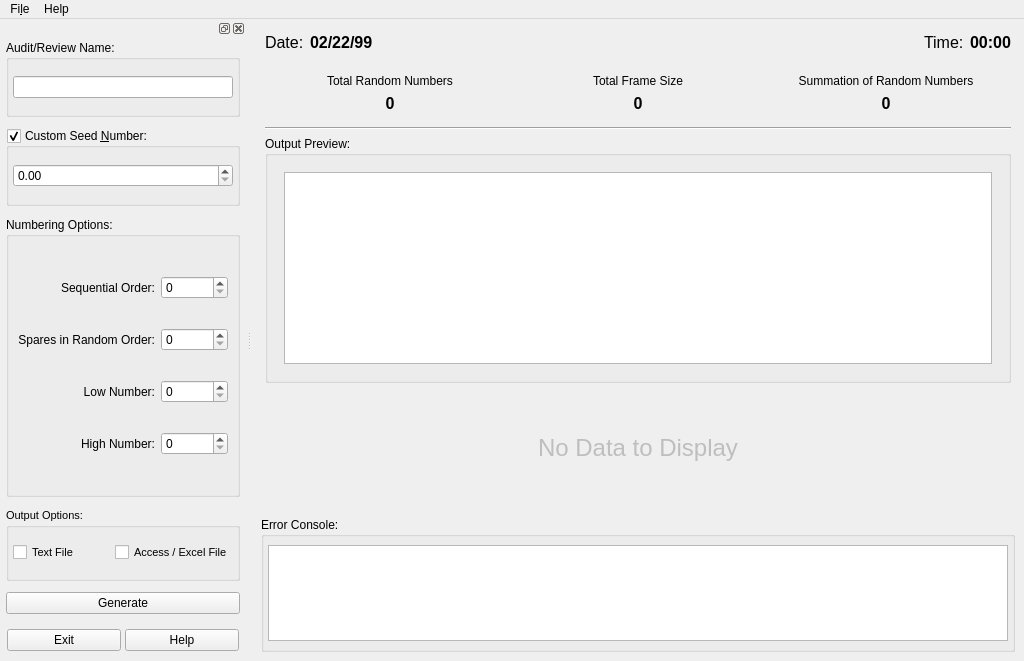
Old version of the form products/RAT-STATS/rstats_modules/SingleStageRandomNumbers/src/UIRStatsSSRN.ui in the repository cbtek/RStats2017.
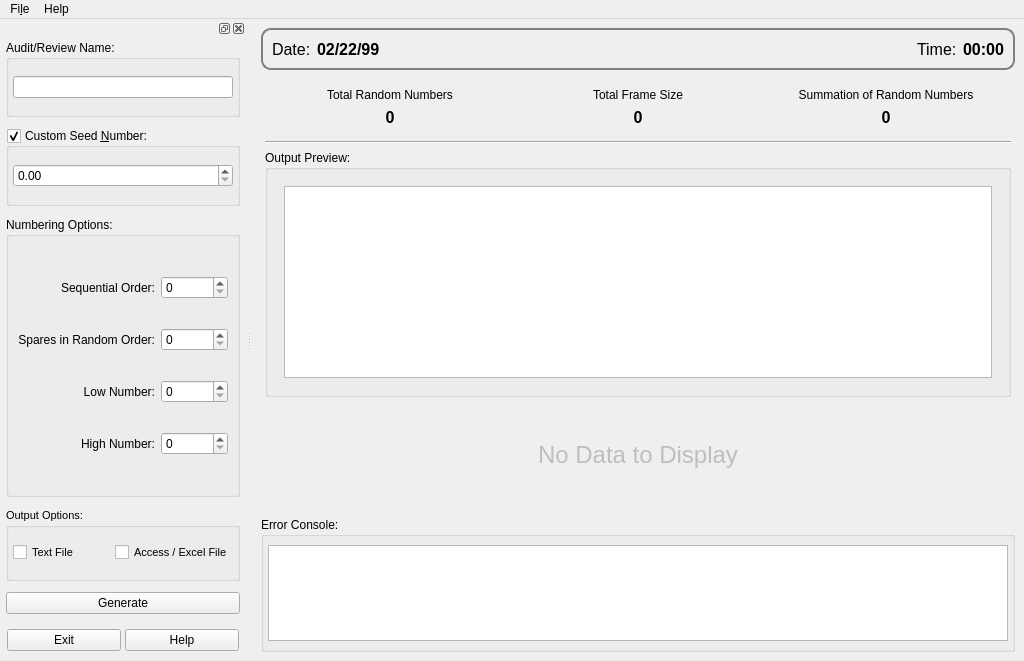
New version of the form.

Commit message: Updated namespaces for modules Renamed UISVA to UIRStatsSVA Added dock to all module forms Converted all module forms to QMainWindow instead of QDialog Made a few UI Changes

```diff
--- a/products/RAT-STATS/rstats_modules/SingleStageRandomNumbers/src/UIRStatsSSRN.ui
+++ b/products/RAT-STATS/rstats_modules/SingleStageRandomNumbers/src/UIRStatsSSRN.ui
@@ -16,6 +16,15 @@
   <widget class="QWidget" name="centralwidget">
    <layout class="QVBoxLayout" name="verticalLayout">
     <item>
+     <widget class="QFrame" name="m_frmTimeDate">
+      <property name="styleSheet">
+       <string notr="true">#m_frmTimeDate
+{
+	border:2px solid gray;
+	border-radius:10px;
+	padding: 5px;
+}</string>
+      </property>
      <layout class="QHBoxLayout" name="horizontalLayout_4">
       <property name="leftMargin">
        <number>4</number>
@@ -96,6 +105,7 @@
        </widget>
       </item>
      </layout>
+     </widget>
     </item>
     <item>
      <widget class="QFrame" name="verticalFrame_2">
```
Left out of the diff: 2 changed lines with no effect on the pictures. Lines whose indentation alone changed are shown as unchanged. The commit also changes 17 other files.
